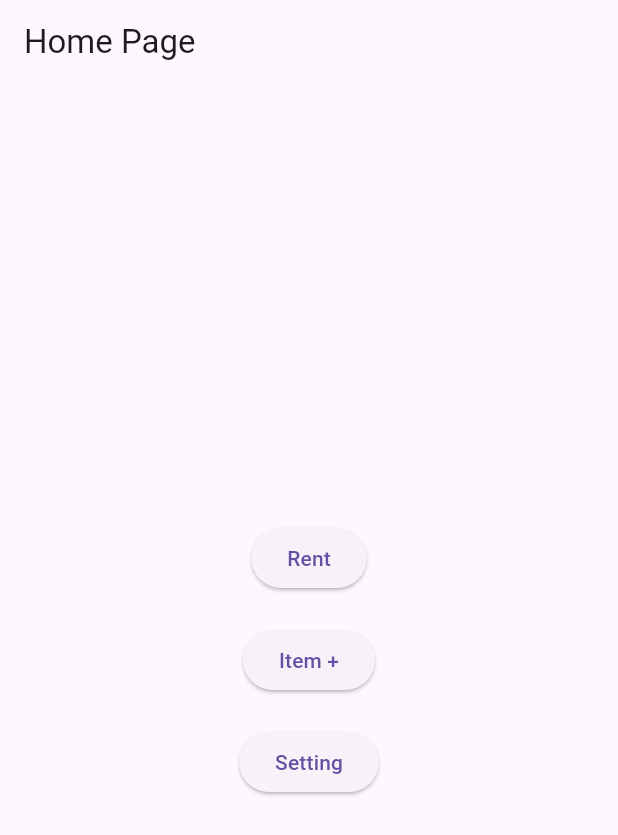
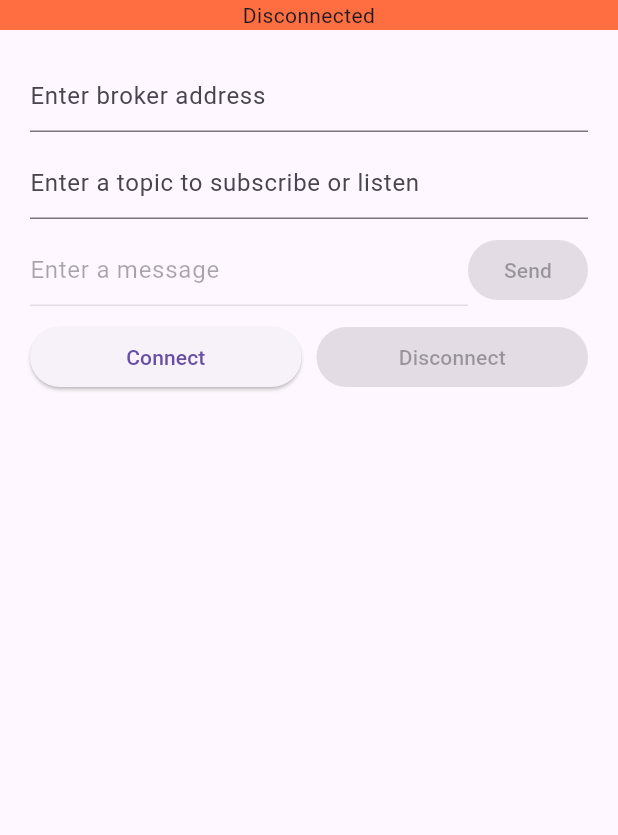
Before and after one commit to iqblshh/fyp-rent-app, a Flutter app: the screen it shows after launch, on a phone screen of 412 x 824 dp. Shown: the top 835 px of the screen. Run offline on Flutter 3.47's test engine with Material 3 defaults, Android fonts, the phone set to English and light mode, and no system bars; our stand-ins replace font_awesome_flutter, sqflite; missing offline and left inert: mqtt_client; accounts and stored records are empty.

Commit message:
add mqtt

```diff
--- a/lib/index_page.dart
+++ b/lib/index_page.dart
@@ -1,6 +1,7 @@
 import 'package:flutter/material.dart';
 import 'package:fyp_iqbal/pages/inventory_page.dart';
 import 'package:fyp_iqbal/pages/check_page.dart';
+import 'package:fyp_iqbal/utils/populate_database.dart';
 
 class IndexPage extends StatelessWidget {
   @override
@@ -39,7 +40,7 @@ class IndexPage extends StatelessWidget {
             ElevatedButton(
               onPressed: () {
                 // Action for Setting button
-                print('Setting button pressed');
+                //populateDatabase();
               },
               child: Text('Setting'),
             ),
--- a/lib/main.dart
+++ b/lib/main.dart
@@ -1,3 +1,4 @@
+/**
 import 'package:flutter/material.dart';
 import 'package:fyp_iqbal/index_page.dart';
 
@@ -18,3 +19,34 @@ class RentApp extends StatelessWidget {
     );
   }
 }
+
+*/
+
+import 'package:flutter/material.dart';
+import 'package:fyp_iqbal/mqtt_stf/mqtt/state/MQTTAppState.dart';
+import 'package:fyp_iqbal/mqtt_stf/widgets/mqttView.dart';
+import 'package:provider/provider.dart';
+
+void main() => runApp(RentApp());
+
+class RentApp extends StatelessWidget {
+  // This widget is the root of your application.
+  @override
+  Widget build(BuildContext context) {
+    /*
+    final MQTTManager manager = MQTTManager(host:'test.mosquitto.org',topic:'flutter/amp/cool',identifier:'ios');
+    manager.initializeMQTTClient();
+
+     */
+
+    return MaterialApp(
+        title: 'Flutter Demo',
+        theme: ThemeData(
+          primarySwatch: Colors.blue,
+        ),
+        home: ChangeNotifierProvider<MQTTAppState>(
+          create: (_) => MQTTAppState(),
+          child: MQTTView(),
+        ));
+  }
+}
--- /dev/null
+++ b/lib/mqtt_stf/mqtt/MQTTManager.dart
@@ -0,0 +1,108 @@
+import 'package:fyp_iqbal/mqtt_stf/mqtt/state/MQTTAppState.dart';
+import 'package:mqtt_client/mqtt_client.dart';
+import 'package:mqtt_client/mqtt_server_client.dart';
+
+class MQTTManager {
+  // Private instance of client
+  final MQTTAppState _currentState;
+  MqttServerClient? _client;
+  final String _identifier;
+  final String _host;
+  final String _topic;
+
+  // Constructor
+  // ignore: sort_constructors_first
+  MQTTManager(
+      {required String host,
+      required String topic,
+      required String identifier,
+      required MQTTAppState state})
+      : _identifier = identifier,
+        _host = host,
+        _topic = topic,
+        _currentState = state;
+
+  void initializeMQTTClient() {
+    _client = MqttServerClient(_host, _identifier);
+    _client!.port = 1883;
+    _client!.keepAlivePeriod = 20;
+    _client!.onDisconnected = onDisconnected;
+    _client!.secure = false;
+    _client!.logging(on: true);
+
+    /// Add the successful connection callback
+    _client!.onConnected = onConnected;
+    _client!.onSubscribed = onSubscribed;
+
+    final MqttConnectMessage connMess = MqttConnectMessage()
+        .withClientIdentifier(_identifier)
+        .withWillTopic(
+            'willtopic') // If you set this you must set a will message
+        .withWillMessage('My Will message')
+        .startClean() // Non persistent session for testing
+        .withWillQos(MqttQos.atLeastOnce);
+    print('EXAMPLE::Mosquitto client connecting....');
+    _client!.connectionMessage = connMess;
+  }
+
+  // Connect to the host
+  // ignore: avoid_void_async
+  void connect() async {
+    assert(_client != null);
+    try {
+      print('EXAMPLE::Mosquitto start client connecting....');
+      _currentState.setAppConnectionState(MQTTAppConnectionState.connecting);
+      await _client!.connect();
+    } on Exception catch (e) {
+      print('EXAMPLE::client exception - $e');
+      disconnect();
+    }
+  }
+
+  void disconnect() {
+    print('Disconnected');
+    _client!.disconnect();
+  }
+
+  void publish(String message) {
+    final MqttClientPayloadBuilder builder = MqttClientPayloadBuilder();
+    builder.addString(message);
+    _client!.publishMessage(_topic, MqttQos.exactlyOnce, builder.payload!);
+  }
+
+  /// The subscribed callback
+  void onSubscribed(String topic) {
+    print('EXAMPLE::Subscription confirmed for topic $topic');
+  }
+
+  /// The unsolicited disconnect callback
+  void onDisconnected() {
+    print('EXAMPLE::OnDisconnected client callback - Client disconnection');
+    if (_client!.connectionStatus!.returnCode ==
+        MqttConnectReturnCode.noneSpecified) {
+      print('EXAMPLE::OnDisconnected callback is solicited, this is correct');
+    }
+    _currentState.setAppConnectionState(MQTTAppConnectionState.disconnected);
+  }
+
+  /// The successful connect callback
+  void onConnected() {
+    _currentState.setAppConnectionState(MQTTAppConnectionState.connected);
+    print('EXAMPLE::Mosquitto client connected....');
+    _client!.subscribe(_topic, MqttQos.atLeastOnce);
+    _client!.updates!.listen((List<MqttReceivedMessage<MqttMessage?>>? c) {
+      // ignore: avoid_as
+      final MqttPublishMessage recMess = c![0].payload as MqttPublishMessage;
+
+      // final MqttPublishMessage recMess = c![0].payload;
+      final String pt =
+          MqttPublishPayload.bytesToStringAsString(recMess.payload.message!);
+      _currentState.setReceivedText(pt);
+      print(
+          'EXAMPLE::Change notification:: topic is <${c[0].topic}>, payload is <-- $pt -->');
+      print('');
+    });
+    print(
+        'EXAMPLE::OnConnected client callback - Client connection was sucessful');
+  }
+}
--- /dev/null
+++ b/lib/mqtt_stf/mqtt/state/MQTTAppState.dart
@@ -0,0 +1,24 @@
+
+import 'package:flutter/cupertino.dart';
+
+enum MQTTAppConnectionState { connected, disconnected, connecting }
+class MQTTAppState with ChangeNotifier{
+  MQTTAppConnectionState _appConnectionState = MQTTAppConnectionState.disconnected;
+  String _receivedText = '';
+  String _historyText = '';
+
+  void setReceivedText(String text) {
+    _receivedText = text;
+    _historyText = _historyText + '\n' + _receivedText;
+    notifyListeners();
+  }
+  void setAppConnectionState(MQTTAppConnectionState state) {
+    _appConnectionState = state;
+    notifyListeners();
+  }
+
+  String get getReceivedText => _receivedText;
+  String get getHistoryText => _historyText;
+  MQTTAppConnectionState get getAppConnectionState => _appConnectionState;
+
+}
--- /dev/null
+++ b/lib/mqtt_stf/widgets/mqttView.dart
@@ -0,0 +1,237 @@
+import 'dart:io' show Platform;
+import 'package:flutter/material.dart';
+import 'package:fyp_iqbal/mqtt_stf/mqtt/MQTTManager.dart';
+import 'package:fyp_iqbal/mqtt_stf/mqtt/state/MQTTAppState.dart';
+import 'package:provider/provider.dart';
+
+class MQTTView extends StatefulWidget {
+  @override
+  State<StatefulWidget> createState() {
+    return _MQTTViewState();
+  }
+}
+
+class _MQTTViewState extends State<MQTTView> {
+  final TextEditingController _hostTextController = TextEditingController();
+  final TextEditingController _messageTextController = TextEditingController();
+  final TextEditingController _topicTextController = TextEditingController();
+  late MQTTAppState currentAppState;
+  late MQTTManager manager;
+
+  @override
+  void initState() {
+    super.initState();
+
+    /*
+    _hostTextController.addListener(_printLatestValue);
+    _messageTextController.addListener(_printLatestValue);
+    _topicTextController.addListener(_printLatestValue);
+
+     */
+  }
+
+  @override
+  void dispose() {
+    _hostTextController.dispose();
+    _messageTextController.dispose();
+    _topicTextController.dispose();
+    super.dispose();
+  }
+
+  /*
+  _printLatestValue() {
+    print("Second text field: ${_hostTextController.text}");
+    print("Second text field: ${_messageTextController.text}");
+    print("Second text field: ${_topicTextController.text}");
+  }
+
+   */
+
+  @override
+  Widget build(BuildContext context) {
+    final MQTTAppState appState = Provider.of<MQTTAppState>(context);
+    // Keep a reference to the app state.
+    currentAppState = appState;
+    final Scaffold scaffold = Scaffold(body: _buildColumn());
+    return scaffold;
+  }
+
+  Widget _buildAppBar(BuildContext context) {
+    return AppBar(
+      title: const Text('MQTT'),
+      backgroundColor: Colors.greenAccent,
+    );
+  }
+
+  Widget _buildColumn() {
+    return Column(
+      children: <Widget>[
+        _buildConnectionStateText(
+            _prepareStateMessageFrom(currentAppState.getAppConnectionState)),
+        _buildEditableColumn(),
+        _buildScrollableTextWith(currentAppState.getHistoryText)
+      ],
+    );
+  }
+
+  Widget _buildEditableColumn() {
+    return Padding(
+      padding: const EdgeInsets.all(20.0),
+      child: Column(
+        children: <Widget>[
+          _buildTextFieldWith(_hostTextController, 'Enter broker address',
+              currentAppState.getAppConnectionState),
+          const SizedBox(height: 10),
+          _buildTextFieldWith(
+              _topicTextController,
+              'Enter a topic to subscribe or listen',
+              currentAppState.getAppConnectionState),
+          const SizedBox(height: 10),
+          _buildPublishMessageRow(),
+          const SizedBox(height: 10),
+          _buildConnecteButtonFrom(currentAppState.getAppConnectionState)
+        ],
+      ),
+    );
+  }
+
+  Widget _buildPublishMessageRow() {
+    return Row(
+      mainAxisAlignment: MainAxisAlignment.spaceEvenly,
+      children: <Widget>[
+        Expanded(
+          child: _buildTextFieldWith(_messageTextController, 'Enter a message',
+              currentAppState.getAppConnectionState),
+        ),
+        _buildSendButtonFrom(currentAppState.getAppConnectionState)
+      ],
+    );
+  }
+
+  Widget _buildConnectionStateText(String status) {
+    return Row(
+      children: <Widget>[
+        Expanded(
+          child: Container(
+              color: Colors.deepOrangeAccent,
+              child: Text(status, textAlign: TextAlign.center)),
+        ),
+      ],
+    );
+  }
+
+  Widget _buildTextFieldWith(TextEditingController controller, String hintText,
+      MQTTAppConnectionState state) {
+    bool shouldEnable = false;
+    if (controller == _messageTextController &&
+        state == MQTTAppConnectionState.connected) {
+      shouldEnable = true;
+    } else if ((controller == _hostTextController &&
+            state == MQTTAppConnectionState.disconnected) ||
+        (controller == _topicTextController &&
+            state == MQTTAppConnectionState.disconnected)) {
+      shouldEnable = true;
+    }
+    return TextField(
+        enabled: shouldEnable,
+        controller: controller,
+        decoration: InputDecoration(
+          contentPadding:
+              const EdgeInsets.only(left: 0, bottom: 0, top: 0, right: 0),
+          labelText: hintText,
+        ));
+  }
+
+  Widget _buildScrollableTextWith(String text) {
+    return Padding(
+      padding: const EdgeInsets.all(20.0),
+      child: Container(
+        width: 400,
+        height: 200,
+        child: SingleChildScrollView(
+          child: Text(text),
+        ),
+      ),
+    );
+  }
+
+  Widget _buildConnecteButtonFrom(MQTTAppConnectionState state) {
+    return Row(
+      children: <Widget>[
+        Expanded(
+          // ignore: deprecated_member_use
+          child: ElevatedButton(
+            child: const Text('Connect'),
+            onPressed: state == MQTTAppConnectionState.disconnected
+                ? _configureAndConnect
+                : null, //
+          ),
+        ),
+        const SizedBox(width: 10),
+        Expanded(
+          // ignore: deprecated_member_use
+          child: ElevatedButton(
+            child: const Text('Disconnect'),
+            onPressed: state == MQTTAppConnectionState.connected
+                ? _disconnect
+                : null, //
+          ),
+        ),
+      ],
+    );
+  }
+
+  Widget _buildSendButtonFrom(MQTTAppConnectionState state) {
+    // ignore: deprecated_member_use
+    return ElevatedButton(
+      child: const Text('Send'),
+      onPressed: state == MQTTAppConnectionState.connected
+          ? () {
+              _publishMessage(_messageTextController.text);
+            }
+          : null, //
+    );
+  }
+
+  // Utility functions
+  String _prepareStateMessageFrom(MQTTAppConnectionState state) {
+    switch (state) {
+      case MQTTAppConnectionState.connected:
+        return 'Connected';
+      case MQTTAppConnectionState.connecting:
+        return 'Connecting';
+      case MQTTAppConnectionState.disconnected:
+        return 'Disconnected';
+    }
+  }
+
+  void _configureAndConnect() {
+    // ignore: flutter_style_todos
+    // TODO: Use UUID
+    String osPrefix = 'Flutter_iOS';
+    if (Platform.isAndroid) {
+      osPrefix = 'Flutter_Android';
+    }
+    manager = MQTTManager(
+        host: _hostTextController.text,
+        topic: _topicTextController.text,
+        identifier: osPrefix,
+        state: currentAppState);
+    manager.initializeMQTTClient();
+    manager.connect();
+  }
+
+  void _disconnect() {
+    manager.disconnect();
+  }
+
+  void _publishMessage(String text) {
+    String osPrefix = 'Flutter_iOS';
+    if (Platform.isAndroid) {
+      osPrefix = 'Flutter_Android';
+    }
+    final String message = osPrefix + ' says: ' + text;
+    manager.publish(message);
+    _messageTextController.clear();
+  }
+}
--- a/pubspec.yaml
+++ b/pubspec.yaml
@@ -38,6 +38,8 @@ dependencies:
   sqflite: ^2.4.2
   font_awesome_flutter: ^10.8.0
   path: ^1.9.1
+  mqtt_client: ^10.8.1
+  provider: ^6.1.5
 
 dev_dependencies:
   flutter_test:
```
Also changed, not shown: lib/common_widgets/rental_builder.dart (+21 -16 lines), lib/utils/populate_database.dart (added, +35 -0 lines), pubspec.lock, 1 other file.
